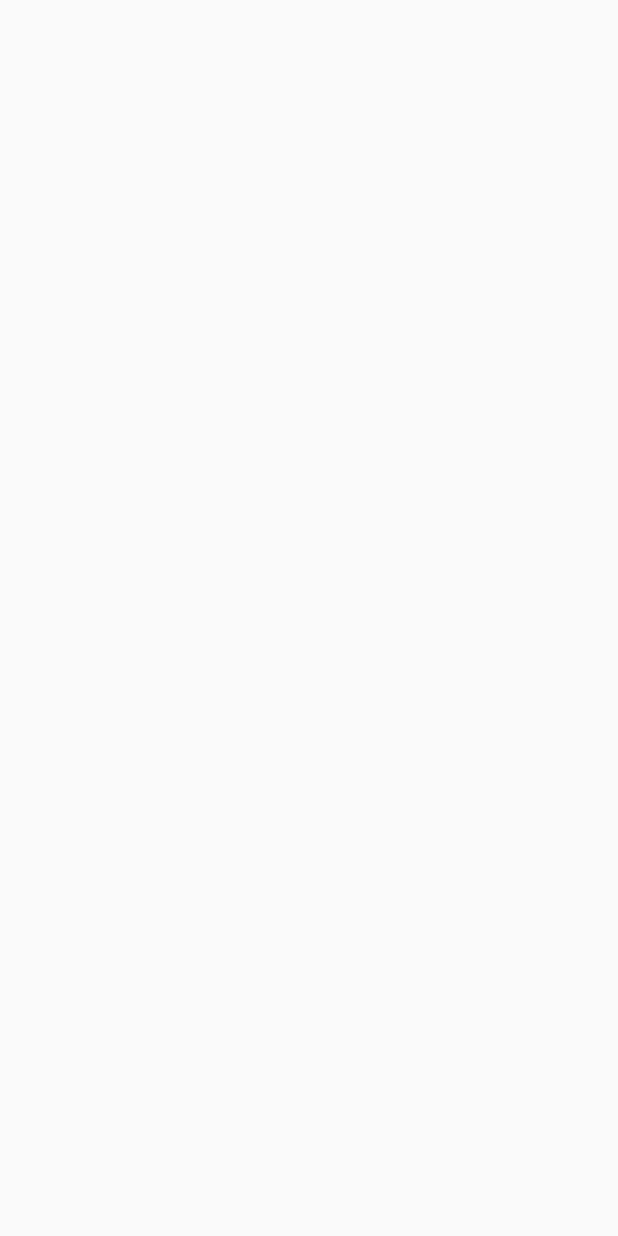
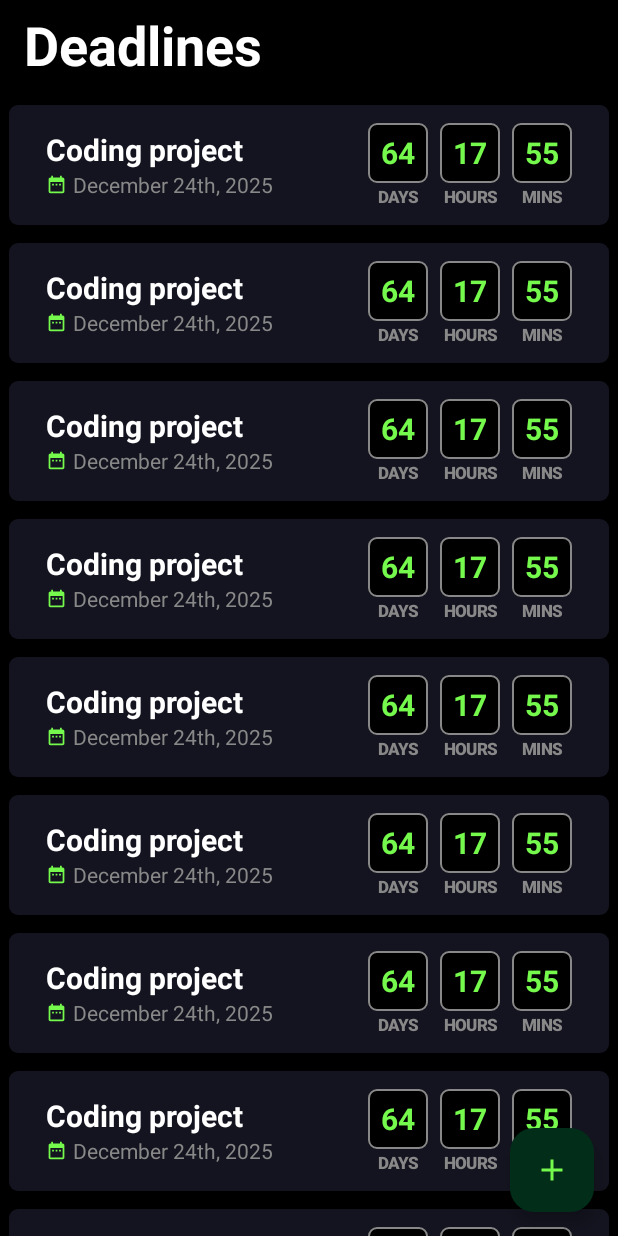
Before and after one commit to boryanz/Dead-line, an Android app built with Jetpack Compose: the screen it shows after launch (MainActivity), on a phone screen of 412 x 824 dp. Before the commit the screen is empty. Run offline under Robolectric (Android 15) with nearby library versions, the phone set to English and light mode, and no system bars.

Commit message:
ui progress

```diff
--- a/app/build.gradle.kts
+++ b/app/build.gradle.kts
@@ -1,6 +1,7 @@
 plugins {
   alias(libs.plugins.android.application)
   alias(libs.plugins.jetbrains.kotlin.android)
+  alias(libs.plugins.kotlin.serialization)
 }
 
 android {
@@ -53,6 +54,8 @@ dependencies {
   implementation(libs.androidx.activity.compose)
   implementation(platform(libs.androidx.compose.bom))
   implementation(libs.androidx.ui)
+  implementation(libs.androidx.compose.navigation)
+  implementation(libs.kotlinx.serialization.json)
   implementation(libs.androidx.ui.graphics)
   implementation(libs.androidx.ui.tooling.preview)
   implementation(libs.androidx.material3)
--- a/app/src/main/java/com/boryans/deadline/MainActivity.kt
+++ b/app/src/main/java/com/boryans/deadline/MainActivity.kt
@@ -1,16 +1,25 @@
 package com.boryans.deadline
 
+import android.content.res.Configuration
 import android.os.Bundle
 import androidx.activity.ComponentActivity
 import androidx.activity.compose.setContent
 import androidx.activity.enableEdgeToEdge
+import androidx.compose.foundation.layout.Arrangement
+import androidx.compose.foundation.layout.Column
+import androidx.compose.foundation.layout.Spacer
 import androidx.compose.foundation.layout.fillMaxSize
-import androidx.compose.foundation.layout.padding
-import androidx.compose.material3.Scaffold
+import androidx.compose.foundation.layout.height
+import androidx.compose.material3.Button
+import androidx.compose.material3.MaterialTheme
+import androidx.compose.material3.Surface
 import androidx.compose.material3.Text
 import androidx.compose.runtime.Composable
+import androidx.compose.ui.Alignment
 import androidx.compose.ui.Modifier
 import androidx.compose.ui.tooling.preview.Preview
+import androidx.compose.ui.unit.dp
+import com.boryans.deadline.navigation.DeadlineNavigationGraph
 import com.boryans.deadline.ui.theme.DeadlineTheme
 
 class MainActivity : ComponentActivity() {
@@ -19,16 +28,39 @@ class MainActivity : ComponentActivity() {
     enableEdgeToEdge()
     setContent {
       DeadlineTheme {
-
+        DeadlineNavigationGraph()
       }
     }
   }
 }
 
+@Composable
+fun HomeContent(
+  modifier: Modifier = Modifier,
+  onNavigateNext: () -> Unit,
+) {
+  Surface {
+    Column(
+      modifier = Modifier.fillMaxSize(),
+      horizontalAlignment = Alignment.CenterHorizontally,
+      verticalArrangement = Arrangement.Center
+    ) {
+      Text(
+        text = "22d:12h:43m",
+        style = MaterialTheme.typography.headlineLarge
+      )
+      Spacer(modifier = Modifier.height(20.dp))
+      Button(onClick = onNavigateNext) {
+        Text(text = "Navigate next")
+      }
+    }
+  }
+}
 
-@Preview(showBackground = true)
+@Preview(showBackground = true, uiMode = Configuration.UI_MODE_NIGHT_UNDEFINED)
 @Composable
 fun GreetingPreview() {
   DeadlineTheme {
+    HomeContent {}
   }
 }
--- /dev/null
+++ b/app/src/main/java/com/boryans/deadline/data/model/Deadline.kt
@@ -0,0 +1,9 @@
+package com.boryans.deadline.data.model
+
+data class Deadline(
+  val title: String,
+  val timestamp: String,
+  val days: String,
+  val hours: String,
+  val minutes: String,
+)
--- /dev/null
+++ b/app/src/main/java/com/boryans/deadline/data/model/FakeDataModel.kt
@@ -0,0 +1,9 @@
+package com.boryans.deadline.data.model
+
+val dummyDeadline = Deadline(
+  title = "Coding project",
+  timestamp = "12.07.2024",
+  days = "64",
+  hours = "17",
+  minutes = "55"
+)
--- /dev/null
+++ b/app/src/main/java/com/boryans/deadline/navigation/NavigationGraph.kt
@@ -0,0 +1,23 @@
+package com.boryans.deadline.navigation
+
+import androidx.compose.runtime.Composable
+import androidx.navigation.NavHostController
+import androidx.navigation.compose.NavHost
+import androidx.navigation.compose.rememberNavController
+import com.boryans.deadline.ui.screen.addDeadlineScreen
+import com.boryans.deadline.ui.screen.deadlineDetailsScreen
+import com.boryans.deadline.ui.screen.homeScreen
+import com.boryans.deadline.ui.screen.navigateToAddDeadlineScreen
+
+@Composable
+fun DeadlineNavigationGraph(
+  navController: NavHostController = rememberNavController(),
+) {
+  NavHost(navController = navController, startDestination = Route.Home) {
+    homeScreen(
+      onNavigateToAddDeadline = { navController.navigateToAddDeadlineScreen() }
+    )
+    addDeadlineScreen()
+    deadlineDetailsScreen()
+  }
+}
--- /dev/null
+++ b/app/src/main/java/com/boryans/deadline/navigation/Route.kt
@@ -0,0 +1,14 @@
+package com.boryans.deadline.navigation
+
+import kotlinx.serialization.Serializable
+
+sealed interface Route {
+  @Serializable
+  data object Home : Route
+
+  @Serializable
+  data class DeadlineDetails(val deadlineId: String) : Route
+
+  @Serializable
+  data object AddDeadline : Route
+}
--- /dev/null
+++ b/app/src/main/java/com/boryans/deadline/ui/components/AddDeadlineFab.kt
@@ -0,0 +1,32 @@
+package com.boryans.deadline.ui.components
+
+import androidx.compose.material.icons.Icons
+import androidx.compose.material.icons.filled.Add
+import androidx.compose.material3.FloatingActionButton
+import androidx.compose.material3.Icon
+import androidx.compose.material3.MaterialTheme
+import androidx.compose.material3.Surface
+import androidx.compose.runtime.Composable
+import androidx.compose.ui.tooling.preview.Preview
+import com.boryans.deadline.ui.theme.DeadlineTheme
+
+@Composable
+fun AddDeadlineFAB(onClick: () -> Unit) {
+  FloatingActionButton(
+    containerColor = MaterialTheme.colorScheme.primary,
+    contentColor = MaterialTheme.colorScheme.secondary,
+    onClick = onClick,
+  ) {
+    Icon(imageVector = Icons.Default.Add, contentDescription = "Add deadline")
+  }
+}
+
+@Preview(showBackground = true)
+@Composable
+private fun AddDeadlineFABPreview() {
+  DeadlineTheme {
+    Surface {
+      AddDeadlineFAB {}
+    }
+  }
+}
--- /dev/null
+++ b/app/src/main/java/com/boryans/deadline/ui/components/DeadlineItem.kt
@@ -0,0 +1,156 @@
+package com.boryans.deadline.ui.components
+
+import androidx.compose.foundation.BorderStroke
+import androidx.compose.foundation.background
+import androidx.compose.foundation.layout.Arrangement
+import androidx.compose.foundation.layout.Box
+import androidx.compose.foundation.layout.Column
+import androidx.compose.foundation.layout.Row
+import androidx.compose.foundation.layout.Spacer
+import androidx.compose.foundation.layout.fillMaxWidth
+import androidx.compose.foundation.layout.height
+import androidx.compose.foundation.layout.padding
+import androidx.compose.foundation.layout.width
+import androidx.compose.foundation.shape.RoundedCornerShape
+import androidx.compose.material.icons.Icons
+import androidx.compose.material.icons.filled.DateRange
+import androidx.compose.material3.Icon
+import androidx.compose.material3.MaterialTheme
+import androidx.compose.material3.Surface
+import androidx.compose.material3.Text
+import androidx.compose.runtime.Composable
+import androidx.compose.ui.Alignment
+import androidx.compose.ui.Modifier
+import androidx.compose.ui.draw.clip
+import androidx.compose.ui.graphics.Color
+import androidx.compose.ui.tooling.preview.Preview
+import androidx.compose.ui.unit.dp
+import com.boryans.deadline.data.model.Deadline
+import com.boryans.deadline.data.model.dummyDeadline
+import com.boryans.deadline.ui.theme.DeadlineTheme
+import java.util.Locale
+
+@Composable
+fun DeadlineItem(
+  deadline: Deadline,
+  modifier: Modifier = Modifier,
+) {
+  Box(
+    modifier = modifier
+      .fillMaxWidth()
+      .padding(6.dp)
+      .height(80.dp)
+      .clip(RoundedCornerShape(6.dp))
+      .background(color = MaterialTheme.colorScheme.onSurface),
+    contentAlignment = Alignment.Center,
+  ) {
+    Row(
+      modifier = modifier
+        .fillMaxWidth()
+        .padding(12.dp),
+      horizontalArrangement = Arrangement.SpaceAround,
+      verticalAlignment = Alignment.CenterVertically
+    ) {
+      Column(horizontalAlignment = Alignment.Start) {
+        Text(
+          text = deadline.title,
+          style = MaterialTheme.typography.headlineMedium,
+          color = Color.White
+        )
+        Spacer(modifier = Modifier.height(4.dp))
+        Row(horizontalArrangement = Arrangement.Start) {
+          Icon(
+            modifier = Modifier
+              .width(14.dp)
+              .height(14.dp),
+            imageVector = Icons.Default.DateRange,
+            contentDescription = "Date",
+            tint = MaterialTheme.colorScheme.secondary
+          )
+          Spacer(modifier = Modifier.width(4.dp))
+          Text(
+            text = "December 24th, 2025",
+            style = MaterialTheme.typography.bodySmall,
+            color = Color.Gray
+          )
+        }
+      }
+      Spacer(modifier = Modifier.width(12.dp))
+      TimeBoxRow(deadline)
+    }
+
+  }
+}
+
+@Composable
+fun TimeBoxRow(deadline: Deadline) {
+  Row(
+    horizontalArrangement = Arrangement.Center
+  ) {
+    TimeBox(title = "days", time = deadline.days)
+    Spacer(modifier = Modifier.width(8.dp))
+    TimeBox(title = "hours", time = deadline.hours)
+    Spacer(modifier = Modifier.width(8.dp))
+    TimeBox(title = "mins", time = deadline.minutes)
+  }
+}
+
+@Composable
+fun TimeBox(
+  title: String,
+  time: String,
+  modifier: Modifier = Modifier,
+) {
+  Column(horizontalAlignment = Alignment.CenterHorizontally) {
+    Surface(
+      shape = RoundedCornerShape(6.dp),
+      border = BorderStroke(1.dp, color = Color.Gray)
+    ) {
+      Box(
+        modifier = modifier
+          .width(40.dp)
+          .height(40.dp),
+        contentAlignment = Alignment.Center
+      ) {
+        Text(
+          text = time.uppercase(Locale.getDefault()),
+          style = MaterialTheme.typography.headlineMedium,
+          color = MaterialTheme.colorScheme.secondary
+        )
+      }
+    }
+    Spacer(modifier = Modifier.height(3.dp))
+    Text(
+      text = title.uppercase(Locale.getDefault()),
+      style = MaterialTheme.typography.titleMedium,
+      color = Color.Gray,
+    )
+  }
+
+}
+
+@Preview
+@Composable
+private fun DeadlineItemPreview() {
+  DeadlineTheme {
+    Surface {
+      DeadlineItem(dummyDeadline)
+    }
+  }
+}
+
+@Preview
+@Composable
+private fun TimeBoxRowPreview() {
+  DeadlineTheme {
+    TimeBoxRow(dummyDeadline)
+  }
+}
+
+@Preview
+@Composable
+private fun TimeBoxPreview() {
+  DeadlineTheme {
+    TimeBox(time = "04", title = "days")
+  }
+}
--- /dev/null
+++ b/app/src/main/java/com/boryans/deadline/ui/components/TopAppBar.kt
@@ -0,0 +1,37 @@
+package com.boryans.deadline.ui.components
+
+import androidx.compose.foundation.layout.fillMaxWidth
+import androidx.compose.material3.ExperimentalMaterial3Api
+import androidx.compose.material3.MaterialTheme
+import androidx.compose.material3.Text
+import androidx.compose.material3.TopAppBar
+import androidx.compose.runtime.Composable
+import androidx.compose.ui.Modifier
+import androidx.compose.ui.graphics.Color
+import androidx.compose.ui.text.TextStyle
+import androidx.compose.ui.tooling.preview.Preview
+import com.boryans.deadline.ui.theme.DeadlineTheme
+
+@OptIn(ExperimentalMaterial3Api::class)
+@Composable
+fun AppBar(
+  title: String,
+  style: TextStyle = TextStyle.Default,
+  modifier: Modifier = Modifier,
+) {
+  TopAppBar(
+    modifier = modifier.fillMaxWidth(),
+    title = {
+      Text(text = title, style = style, color = Color.White)
+    }
+  )
+}
+
+
+@Preview
+@Composable
+private fun AppBarPreview() {
+  DeadlineTheme {
+    AppBar(title = "Deadlines", style = MaterialTheme.typography.headlineLarge)
+  }
+}
--- /dev/null
+++ b/app/src/main/java/com/boryans/deadline/ui/screen/AddDeadline.kt
@@ -0,0 +1,14 @@
+package com.boryans.deadline.ui.screen
+
+import androidx.navigation.NavController
+import androidx.navigation.NavGraphBuilder
+import androidx.navigation.compose.composable
+import com.boryans.deadline.navigation.Route
+
+fun NavGraphBuilder.addDeadlineScreen() {
+  composable<Route.AddDeadline> {  }
+}
+
+fun NavController.navigateToAddDeadlineScreen() {
+  navigate(route = Route.AddDeadline)
+}
--- /dev/null
+++ b/app/src/main/java/com/boryans/deadline/ui/screen/DeadlineDetails.kt
@@ -0,0 +1,14 @@
+package com.boryans.deadline.ui.screen
+
+import androidx.navigation.NavGraphBuilder
+import androidx.navigation.NavHostController
+import androidx.navigation.compose.composable
+import com.boryans.deadline.navigation.Route
+
+fun NavGraphBuilder.deadlineDetailsScreen() {
+  composable<Route.DeadlineDetails> { }
+}
+
+fun NavHostController.navigateToDeadlineDetails(deadlineId: String) {
+  navigate(route = Route.DeadlineDetails(deadlineId = deadlineId))
+}
--- /dev/null
+++ b/app/src/main/java/com/boryans/deadline/ui/screen/Home.kt
@@ -0,0 +1,69 @@
+package com.boryans.deadline.ui.screen
+
+import androidx.compose.foundation.layout.fillMaxSize
+import androidx.compose.foundation.layout.padding
+import androidx.compose.foundation.lazy.LazyColumn
+import androidx.compose.material3.MaterialTheme
+import androidx.compose.material3.Scaffold
+import androidx.compose.material3.Surface
+import androidx.compose.runtime.Composable
+import androidx.compose.ui.Modifier
+import androidx.navigation.NavController
+import androidx.navigation.NavGraphBuilder
+import androidx.navigation.compose.composable
+import com.boryans.deadline.data.model.dummyDeadline
+import com.boryans.deadline.navigation.Route
+import com.boryans.deadline.ui.components.AddDeadlineFAB
+import com.boryans.deadline.ui.components.AppBar
+import com.boryans.deadline.ui.components.DeadlineItem
+
+fun NavGraphBuilder.homeScreen(onNavigateToAddDeadline: () -> Unit) {
+  composable<Route.Home> {
+    HomeScreen(onNavigateToAddDeadline = onNavigateToAddDeadline)
+  }
+}
+
+@Composable
+fun HomeScreen(
+  onNavigateToAddDeadline: () -> Unit,
+  modifier: Modifier = Modifier,
+) {
+  Surface {
+    Scaffold(
+      modifier = modifier,
+      topBar = {
+        AppBar(
+          title = "Deadlines",
+          style = MaterialTheme.typography.headlineLarge
+        )
+      },
+      floatingActionButton = {
+        AddDeadlineFAB(
+          onClick = onNavigateToAddDeadline
+        )
+      }
+    ) { paddingValues ->
+      Surface(
+        modifier
+          .fillMaxSize()
+          .padding(paddingValues)
+      ) {
+        HomeContent()
+      }
+    }
+  }
+
+}
+
+@Composable
+fun HomeContent() {
+  LazyColumn {
+    items(20) {
+      DeadlineItem(deadline = dummyDeadline)
+    }
+  }
+}
+
+fun NavController.navigateToHomeScreen() {
+  navigate(route = Route.Home)
+}
--- a/app/src/main/java/com/boryans/deadline/ui/theme/Color.kt
+++ b/app/src/main/java/com/boryans/deadline/ui/theme/Color.kt
@@ -6,6 +6,9 @@ val Purple80 = Color(0xFFD0BCFF)
 val PurpleGrey80 = Color(0xFFCCC2DC)
 val Pink80 = Color(0xFFEFB8C8)
 
-val Purple40 = Color(0xFF6650a4)
-val PurpleGrey40 = Color(0xFF625b71)
-val Pink40 = Color(0xFF7D5260)
+val GreenPrimary = Color(0xFF022D19)
+val GreenSecondary = Color(0xFF75F94C)
+val WhitePrimary = Color(0xFFE0E0E0)
+val WhiteSecondary = Color(0xFFA1A1A1)
+val BluePrimary = Color(0xFF13141F)
+val BlackOnSurface = Color(0xFF1E1E1E)
--- a/app/src/main/java/com/boryans/deadline/ui/theme/Theme.kt
+++ b/app/src/main/java/com/boryans/deadline/ui/theme/Theme.kt
@@ -1,26 +1,17 @@
 package com.boryans.deadline.ui.theme
 
-import android.app.Activity
-import android.os.Build
-import androidx.compose.foundation.isSystemInDarkTheme
 import androidx.compose.material3.MaterialTheme
 import androidx.compose.material3.darkColorScheme
-import androidx.compose.material3.dynamicDarkColorScheme
-import androidx.compose.material3.dynamicLightColorScheme
-import androidx.compose.material3.lightColorScheme
 import androidx.compose.runtime.Composable
-import androidx.compose.ui.platform.LocalContext
+import androidx.compose.ui.graphics.Color
 
 private val DarkColorScheme = darkColorScheme(
-  primary = Purple80,
-  secondary = PurpleGrey80,
-  tertiary = Pink80
+  primary = GreenPrimary,
+  secondary = GreenSecondary,
+  tertiary = Pink80,
+  surface = Color.Black,
+  onSurface = BluePrimary
 )
-
-private val LightColorScheme = lightColorScheme(
-  primary = Purple40,
-  secondary = PurpleGrey40,
-  tertiary = Pink40
 
 /* Other default colors to override
   background = Color(0xFFFFFBFE),
@@ -31,27 +22,13 @@ private val LightColorScheme = lightColorScheme(
   onBackground = Color(0xFF1C1B1F),
   onSurface = Color(0xFF1C1B1F),
   */
-)
 
 @Composable
 fun DeadlineTheme(
-  darkTheme: Boolean = isSystemInDarkTheme(),
-  // Dynamic color is available on Android 12+
-  dynamicColor: Boolean = true,
-  content: @Composable () -> Unit
+  content: @Composable () -> Unit,
 ) {
-  val colorScheme = when {
-    dynamicColor && Build.VERSION.SDK_INT >= Build.VERSION_CODES.S -> {
-      val context = LocalContext.current
-      if (darkTheme) dynamicDarkColorScheme(context) else dynamicLightColorScheme(context)
-    }
-
-    darkTheme -> DarkColorScheme
-    else -> LightColorScheme
-  }
-
   MaterialTheme(
-    colorScheme = colorScheme,
+    colorScheme = DarkColorScheme,
     typography = Typography,
     content = content
   )
--- a/app/src/main/java/com/boryans/deadline/ui/theme/Type.kt
+++ b/app/src/main/java/com/boryans/deadline/ui/theme/Type.kt
@@ -3,6 +3,7 @@ package com.boryans.deadline.ui.theme
 import androidx.compose.material3.Typography
 import androidx.compose.ui.text.TextStyle
 import androidx.compose.ui.text.font.FontFamily
+import androidx.compose.ui.text.font.FontStyle
 import androidx.compose.ui.text.font.FontWeight
 import androidx.compose.ui.unit.sp
 
@@ -14,7 +15,38 @@ val Typography = Typography(
     fontSize = 16.sp,
     lineHeight = 24.sp,
     letterSpacing = 0.5.sp
+  ),
+  headlineLarge = TextStyle(
+    fontFamily = FontFamily.Default,
+    fontWeight = FontWeight.Bold,
+    fontSize = 36.sp,
+    fontStyle = FontStyle.Normal,
+  ),
+  headlineMedium = TextStyle(
+    fontFamily = FontFamily.Default,
+    fontWeight = FontWeight.Bold,
+    fontSize = 20.sp,
+    fontStyle = FontStyle.Normal,
+  ),
+  headlineSmall = TextStyle(
+    fontFamily = FontFamily.Default,
+    fontWeight = FontWeight.Bold,
+    fontSize = 12.sp,
+    fontStyle = FontStyle.Normal,
+  ),
+  bodySmall = TextStyle(
+    fontFamily = FontFamily.Default,
+    fontWeight = FontWeight.Normal,
+    fontSize = 14.sp,
+    fontStyle = FontStyle.Normal,
+  ),
+  titleMedium = TextStyle(
+    fontFamily = FontFamily.Default,
+    fontWeight = FontWeight.ExtraBold,
+    fontSize = 11.sp,
+    fontStyle = FontStyle.Normal
   )
+
   /* Other default text styles to override
     titleLarge = TextStyle(
         fontFamily = FontFamily.Default,
--- a/gradle/libs.versions.toml
+++ b/gradle/libs.versions.toml
@@ -8,6 +8,8 @@ espressoCore = "3.5.1"
 lifecycleRuntimeKtx = "2.6.1"
 activityCompose = "1.8.0"
 composeBom = "2023.08.00"
+composeNavigation = "2.8.0-alpha08"
+serialization = "1.6.3"
 
 [libraries]
 androidx-core-ktx = { group = "androidx.core", name = "core-ktx", version.ref = "coreKtx" }
@@ -16,6 +18,7 @@ androidx-junit = { group = "androidx.test.ext", name = "junit", version.ref = "j
 androidx-espresso-core = { group = "androidx.test.espresso", name = "espresso-core", version.ref = "espressoCore" }
 androidx-lifecycle-runtime-ktx = { group = "androidx.lifecycle", name = "lifecycle-runtime-ktx", version.ref = "lifecycleRuntimeKtx" }
 androidx-activity-compose = { group = "androidx.activity", name = "activity-compose", version.ref = "activityCompose" }
+androidx-compose-navigation = { group = "androidx.navigation", name = "navigation-compose", version.ref = "composeNavigation" }
 androidx-compose-bom = { group = "androidx.compose", name = "compose-bom", version.ref = "composeBom" }
 androidx-ui = { group = "androidx.compose.ui", name = "ui" }
 androidx-ui-graphics = { group = "androidx.compose.ui", name = "ui-graphics" }
@@ -24,7 +27,10 @@ androidx-ui-tooling-preview = { group = "androidx.compose.ui", name = "ui-toolin
 androidx-ui-test-manifest = { group = "androidx.compose.ui", name = "ui-test-manifest" }
 androidx-ui-test-junit4 = { group = "androidx.compose.ui", name = "ui-test-junit4" }
 androidx-material3 = { group = "androidx.compose.material3", name = "material3" }
+kotlinx-serialization-json = { module = "org.jetbrains.kotlinx:kotlinx-serialization-json", version.ref = "serialization"}
+
 
 [plugins]
 android-application = { id = "com.android.application", version.ref = "agp" }
 jetbrains-kotlin-android = { id = "org.jetbrains.kotlin.android", version.ref = "kotlin" }
+kotlin-serialization = { id = "org.jetbrains.kotlin.plugin.serialization", version.ref = "kotlin" }
```
Lines whose indentation alone changed are shown as unchanged.
